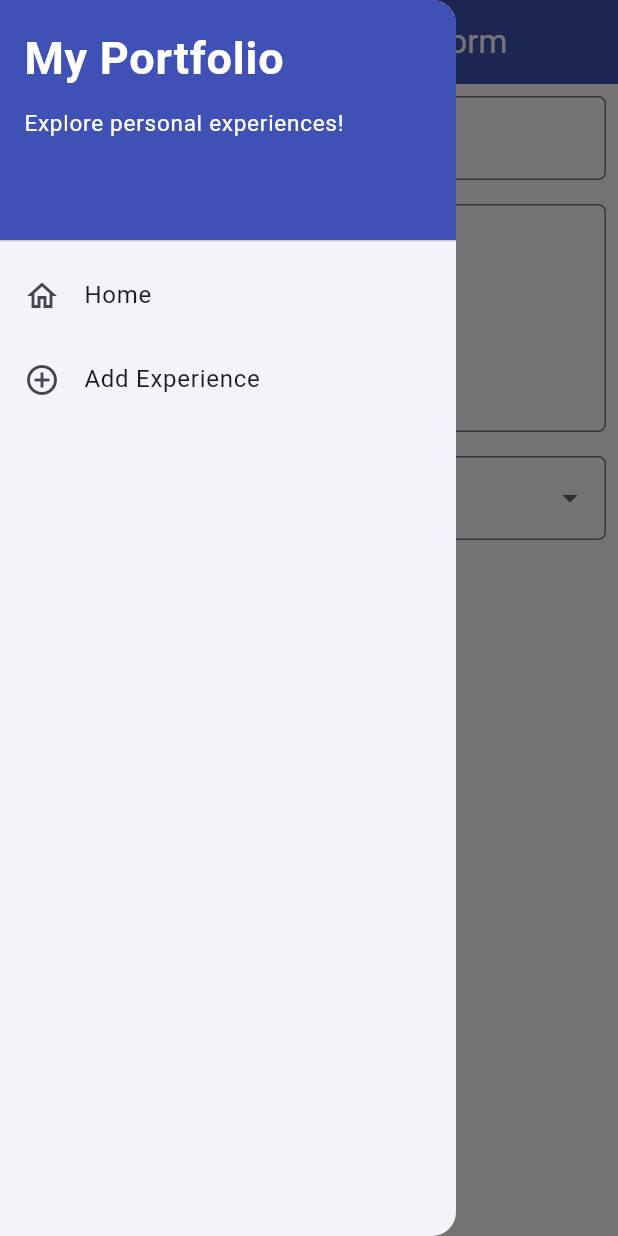
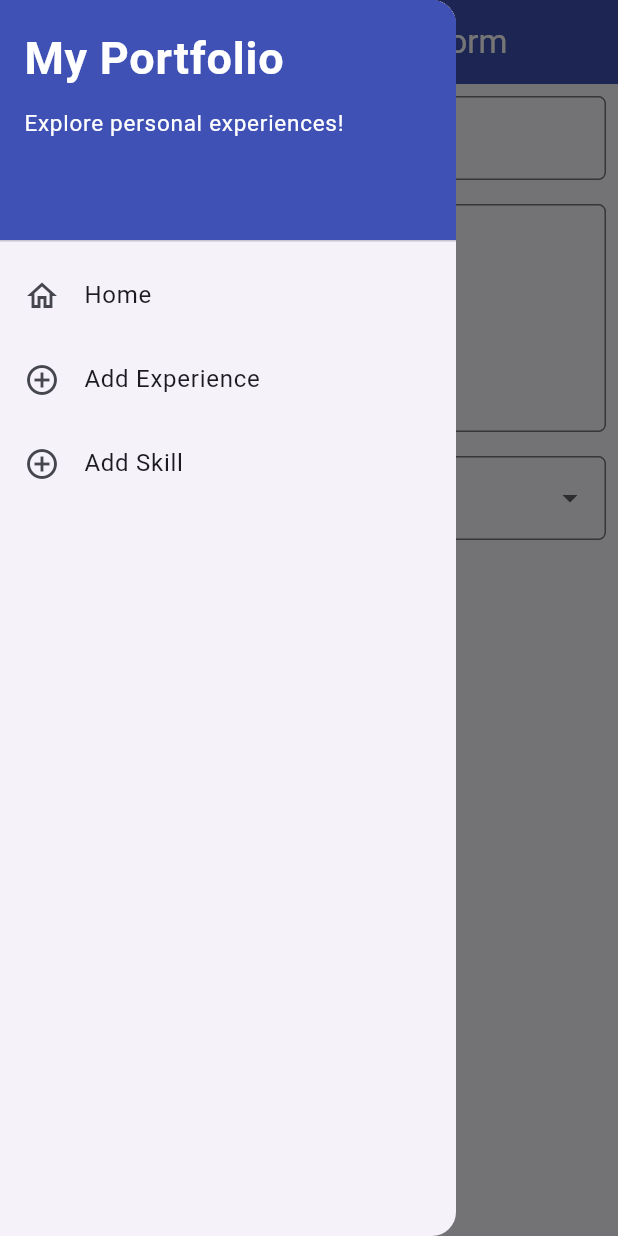
Before and after one commit to ihatewalls/myportofolio_mobile, a Flutter app: the ExperienceFormPage screen opened directly, with the side drawer open, on a phone screen of 412 x 824 dp. Run offline on Flutter 3.47's test engine with Material 3 defaults, Android fonts, the phone set to English and light mode, and no system bars; our stand-ins replace material_ui; statements that could not run were skipped.

Commit message:
feat: implement skills, card widget generalized

```diff
--- a/lib/widgets/experience_card.dart
+++ b/lib/widgets/item_card.dart
@@ -1,5 +1,6 @@
 import 'package:material_ui/material_ui.dart';
 import 'package:myportofolio_mobile/screens/experience_form.dart';
+import 'package:myportofolio_mobile/screens/skill_form.dart';
 import 'package:myportofolio_mobile/screens/menu.dart';
 
 class ItemCard extends StatelessWidget {
@@ -23,6 +24,9 @@ class ItemCard extends StatelessWidget {
             );
           if (item.name == "Add Experience") {
             Navigator.push(context, MaterialPageRoute(builder: (context) => const ExperienceFormPage()));
+          }
+          if (item.name == "Add Skill") {
+            Navigator.push(context, MaterialPageRoute(builder: (context) => const SkillFormPage()));
           }
         },
         child: Container(
--- a/lib/widgets/left_drawer.dart
+++ b/lib/widgets/left_drawer.dart
@@ -1,6 +1,7 @@
 import 'package:material_ui/material_ui.dart';
 import 'package:myportofolio_mobile/screens/menu.dart';
 import 'package:myportofolio_mobile/screens/experience_form.dart';
+import 'package:myportofolio_mobile/screens/skill_form.dart';
 // TODO: Import ExperienceFormPage after creating it
 
 class LeftDrawer extends StatelessWidget {
@@ -68,6 +69,21 @@ class LeftDrawer extends StatelessWidget {
               ));
             },
           ),
+          ListTile(
+            leading: const Icon(Icons.add_circle_outline),
+            title: const Text('Add Skill'),
+            // Navigate to the Add Skill screen
+            onTap: () {
+              /*
+              TODO: Add a route to SkillFormPage after creating it.
+              */
+              Navigator.pushReplacement(
+              context,
+              MaterialPageRoute(
+                  builder: (context) => SkillFormPage(),
+              ));
+            },
+          ),
         ],
       ),
     );
```
